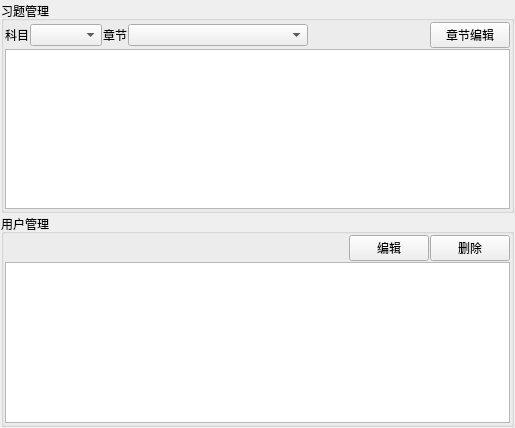
Old version of the form ui/widgetadmin.ui in the repository JackeyLea/CPS.
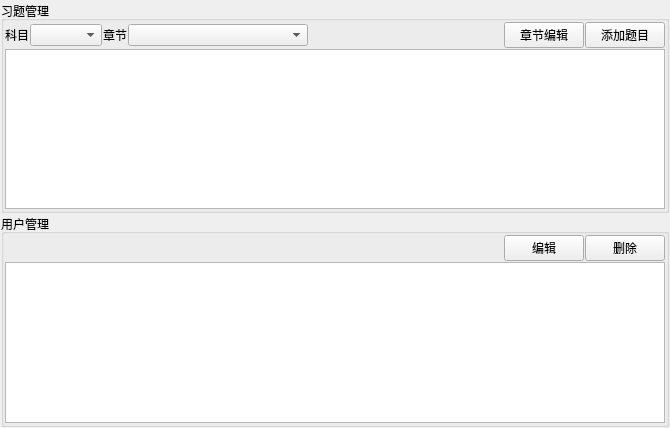
New version of the form.

Diff of the .ui file:
```diff
--- a/ui/widgetadmin.ui
+++ b/ui/widgetadmin.ui
@@ -6,7 +6,7 @@
    <rect>
     <x>0</x>
     <y>0</y>
-    <width>515</width>
+    <width>670</width>
     <height>428</height>
    </rect>
   </property>
@@ -99,6 +99,13 @@
           </property>
          </widget>
         </item>
+        <item>
+         <widget class="QPushButton" name="btnAddQ">
+          <property name="text">
+           <string>添加题目</string>
+          </property>
+         </widget>
+        </item>
        </layout>
       </item>
       <item row="1" column="0">
```
